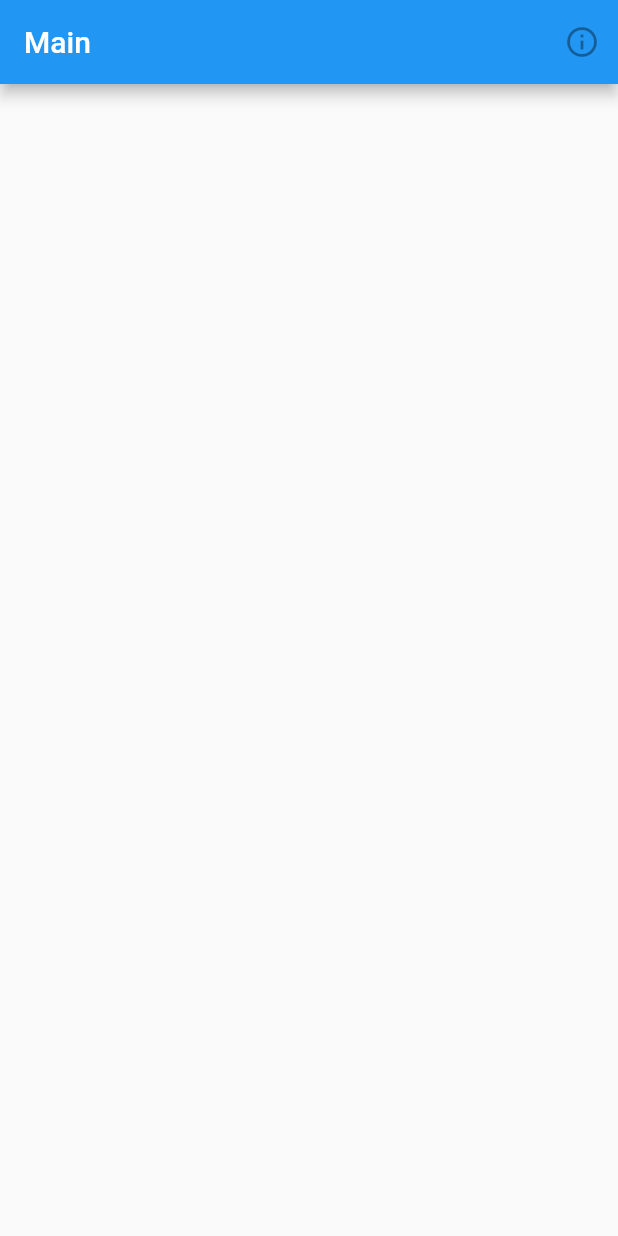
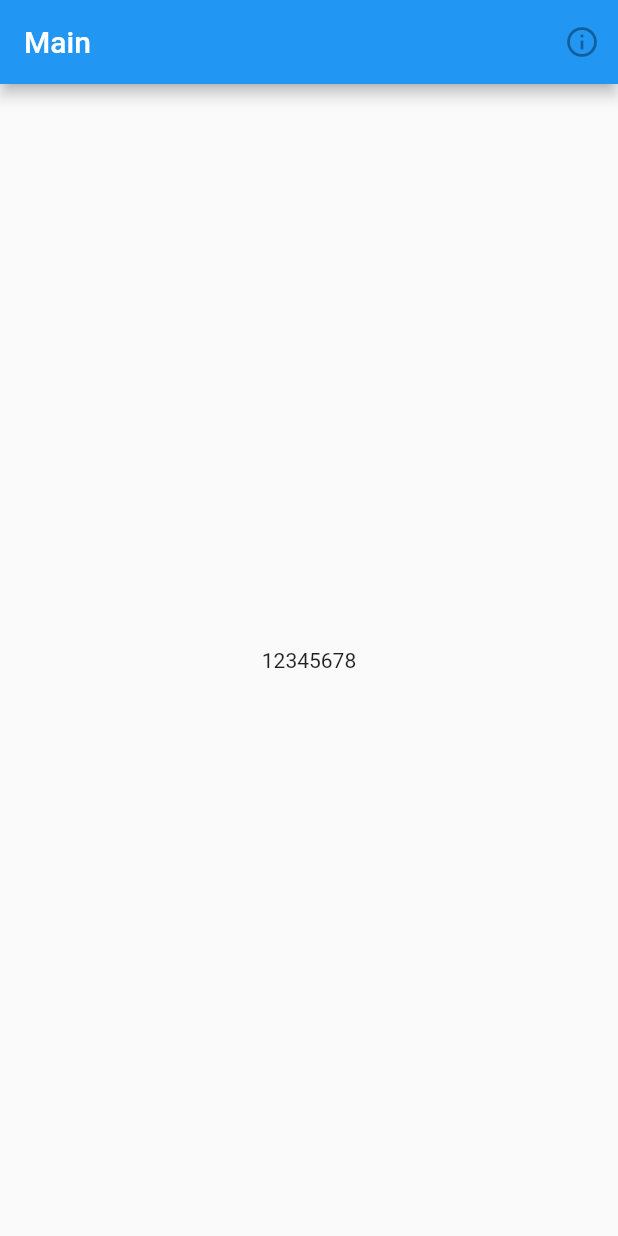
Before and after one commit to Angero/test5, a Flutter app: the screen it shows after launch, on a phone screen of 412 x 824 dp. Run offline on Flutter 3.47's test engine with Material 2 defaults, Android fonts, the phone set to English and light mode, and no system bars.

Commit message:
squash! add text to center
add text to center

create text and center

```diff
--- a/lib/main.dart
+++ b/lib/main.dart
@@ -27,7 +27,7 @@ class _MainState extends State<Main> {
           IconButton(icon: Icon(Icons.info_outline), onPressed: null),
         ],
       ),
-      body: null,
+      body: Center(child: Text('12345678')),
     );
   }
 }
```
